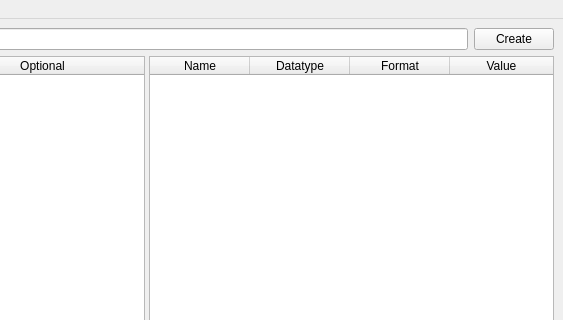
c-mellueh/SOM-Toolkit, file som_gui/module/main_window/qt/MainWindow.ui: the form before one commit; both pictures show x 949 to 1512 and y 0 to 320 of the 1512 by 740 pixel window.
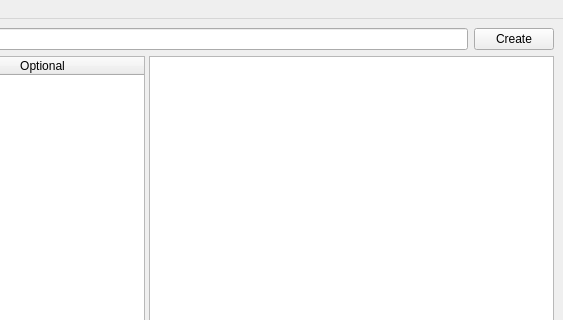
The form after the commit. Icons and pictures are not drawn. Custom widgets are drawn as their Qt base class.

```diff
--- a/som_gui/module/main_window/qt/MainWindow.ui
+++ b/som_gui/module/main_window/qt/MainWindow.ui
@@ -384,26 +384,6 @@
            <attribute name="horizontalHeaderStretchLastSection">
             <bool>true</bool>
            </attribute>
-           <column>
-            <property name="text">
-             <string>Name</string>
-            </property>
-           </column>
-           <column>
-            <property name="text">
-             <string>Datatype</string>
-            </property>
-           </column>
-           <column>
-            <property name="text">
-             <string>Format</string>
-            </property>
-           </column>
-           <column>
-            <property name="text">
-             <string>Value</string>
-            </property>
-           </column>
           </widget>
          </widget>
         </item>
```
Lines whose indentation alone changed are shown as unchanged.
